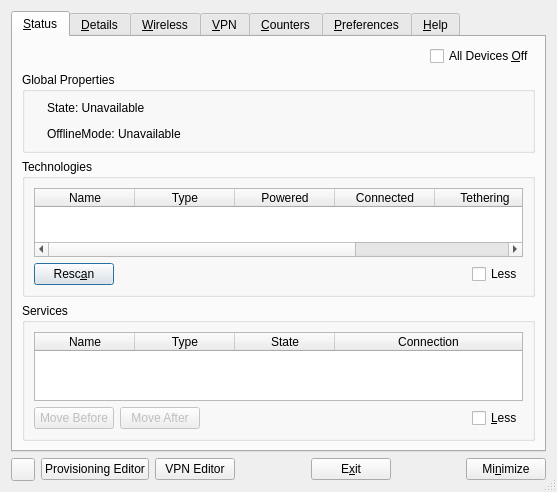
Qt form apps/cmstapp/code/control_box/ui/controlbox.ui (andrew-bibb/cmst) before a commit.
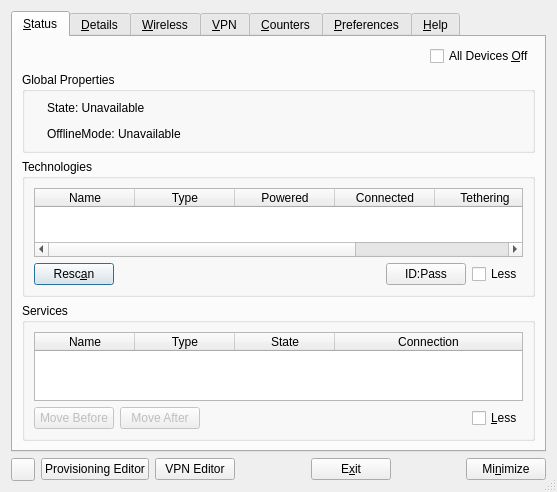
The same form after that commit.

Commit message: can edit tethering id and pass

```diff
--- a/apps/cmstapp/code/control_box/ui/controlbox.ui
+++ b/apps/cmstapp/code/control_box/ui/controlbox.ui
@@ -269,6 +269,16 @@
               </property>
              </spacer>
             </item>
+            <item>
+             <widget class="QPushButton" name="pushButton_IDPass">
+              <property name="whatsThis">
+               <string>&lt;html&gt;&lt;head/&gt;&lt;body&gt;&lt;p&gt;To edit the ID and Password of a tethered WiFi device select the Wifi service then click this button.&lt;/p&gt;&lt;/body&gt;&lt;/html&gt;</string>
+              </property>
+              <property name="text">
+               <string>ID:Pass</string>
+              </property>
+             </widget>
+            </item>
             <item>
              <widget class="QCheckBox" name="checkBox_hidetethering">
               <property name="whatsThis">
```
Left out of the diff: 78 changed lines with no effect on the pictures. The commit also changes 2 other files.
